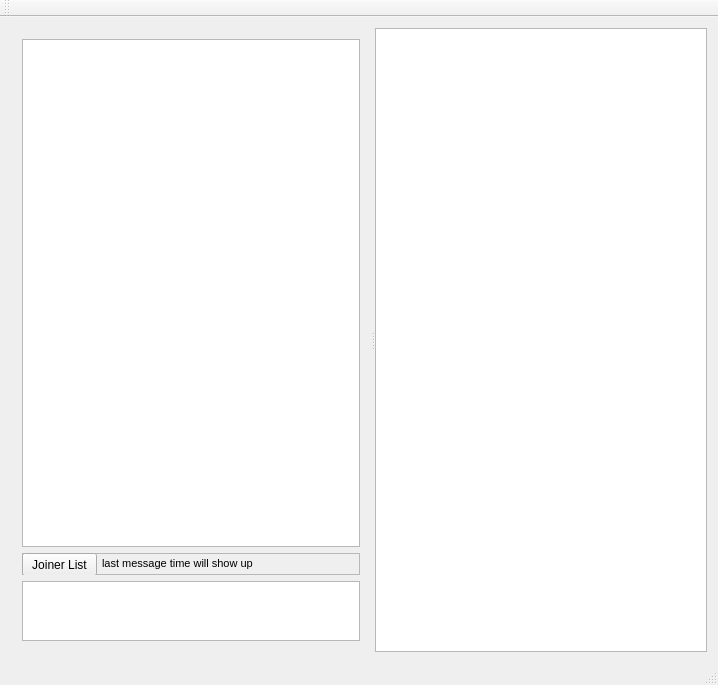
The window that SharedPainter/sharedpainter.ui (gunoodaddy/SharedPainter) describes before a commit, drawn with Qt 5.
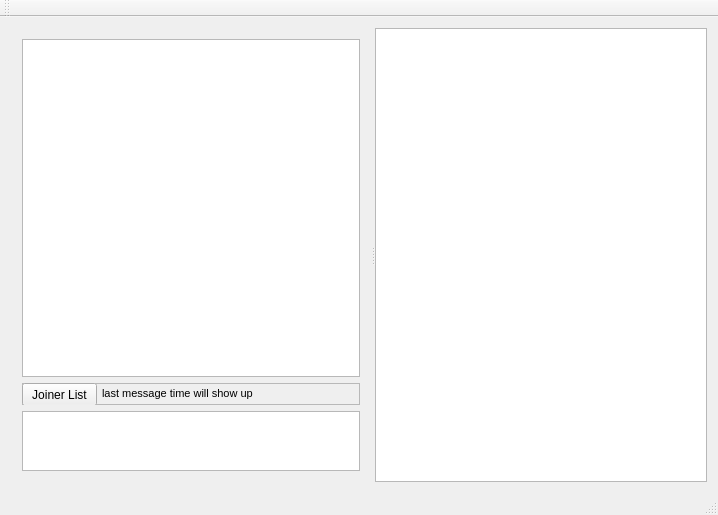
The same window after the commit.

Diff of the .ui file:
```diff
--- a/SharedPainter/sharedpainter.ui
+++ b/SharedPainter/sharedpainter.ui
@@ -7,7 +7,7 @@
     <x>0</x>
     <y>0</y>
     <width>718</width>
-    <height>685</height>
+    <height>515</height>
    </rect>
   </property>
   <property name="windowTitle">
```
